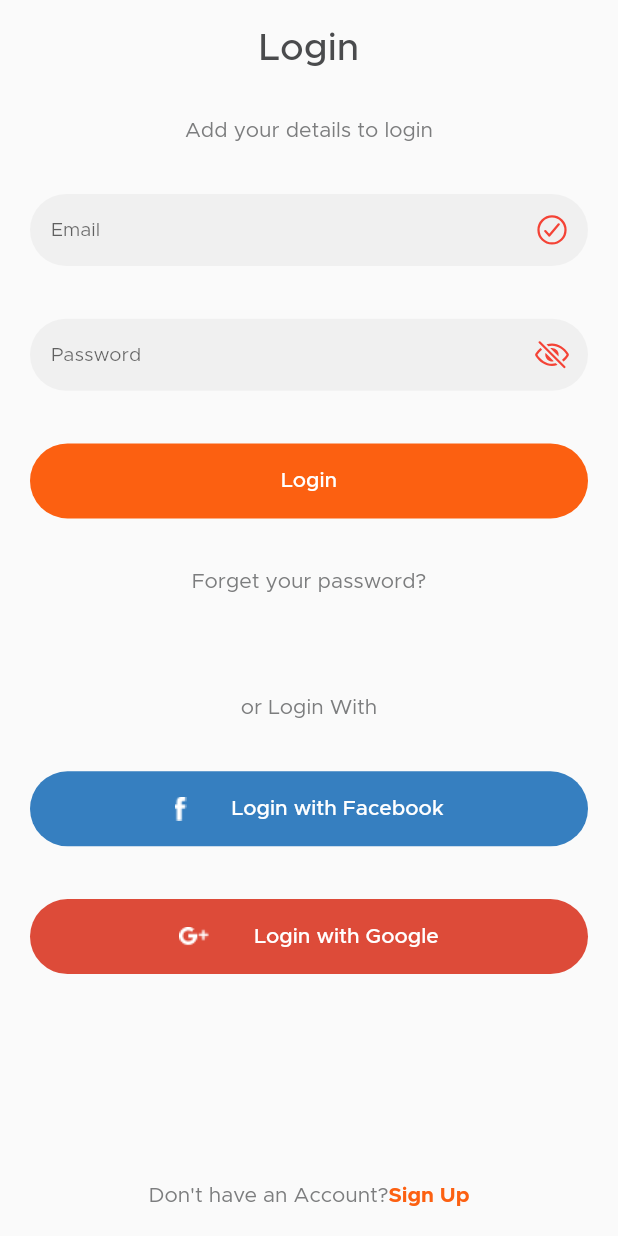
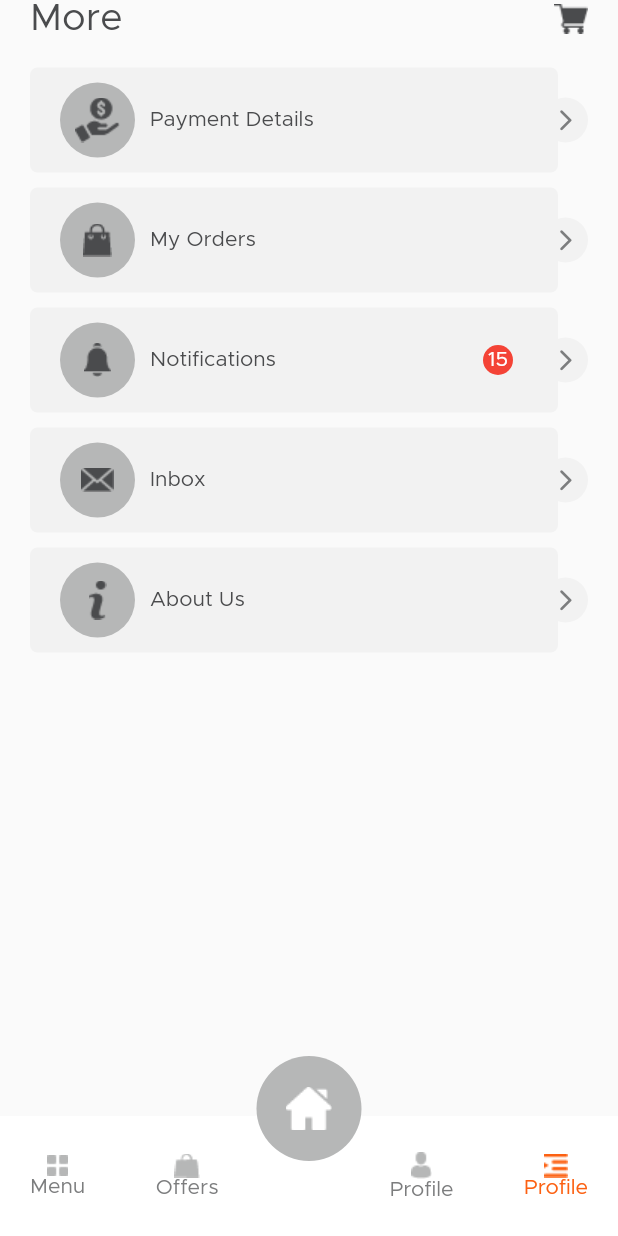
Before and after one commit to KavinduDissanayake/food-ordering-mobile-app, a Flutter app: the screen it shows after launch, on a phone screen of 412 x 824 dp. Run offline on Flutter 3.47's test engine with Material 2 defaults, Android fonts, the phone set to English and light mode, and no system bars; our stand-ins replace adaptive_dialog, flutter_screenutil, get, ionicons, logger.

Commit message:
screens fixes

```diff
--- a/lib/main.dart
+++ b/lib/main.dart
@@ -1,7 +1,7 @@
-
 import 'package:flutter/material.dart';
 import 'package:flutter_screenutil/flutter_screenutil.dart';
 import 'package:foodapp/screens/login/loginScreen.dart';
+import 'package:foodapp/screens/moreScreen.dart';
 import 'package:get/get_navigation/src/root/get_material_app.dart';
 
 import './const/colors.dart';
@@ -19,10 +19,10 @@ class MyApp extends StatelessWidget {
   @override
   Widget build(BuildContext context) {
     GetMaterialApp materialApp = GetMaterialApp(
-      theme:Themes.light,
+      theme: Themes.light,
       debugShowCheckedModeBanner: true,
       title: 'Flutter Demo',
-      home: LoginScreen(),
+      home: MoreScreen(),
       //  home:UserTabScreen(),
     );
 
@@ -35,8 +35,5 @@ class MyApp extends StatelessWidget {
         });
 
     return screenUtilInit;
-
-
-
   }
 }
--- a/lib/screens/changeAddressScreen.dart
+++ b/lib/screens/changeAddressScreen.dart
@@ -2,6 +2,7 @@ import 'package:flutter/material.dart';
 import 'package:foodapp/const/colors.dart';
 import 'package:foodapp/utils/helper.dart';
 import 'package:foodapp/widgets/searchBar.dart';
+import 'package:foodapp/widgets/customNavBar.dart';
 
 class ChangeAddressScreen extends StatelessWidget {
   static const routeName = "/changeAddressScreen";
@@ -162,6 +163,11 @@ class ChangeAddressScreen extends StatelessWidget {
               ],
             ),
           ),
+          Positioned(
+            bottom: 0,
+            left: 0,
+            child: CustomNavBar(),
+          ),
         ],
       ),
     );
--- a/lib/screens/checkoutScreen.dart
+++ b/lib/screens/checkoutScreen.dart
@@ -4,6 +4,7 @@ import 'package:foodapp/screens/changeAddressScreen.dart';
 // import 'package:foodapp/screens/homeScreen.dart';
 import 'package:foodapp/utils/helper.dart';
 import 'package:foodapp/widgets/customTextInput.dart';
+import 'package:foodapp/widgets/customNavBar.dart';
 
 class CheckoutScreen extends StatelessWidget {
   static const routeName = "/checkoutScreen";
@@ -558,6 +559,11 @@ class CheckoutScreen extends StatelessWidget {
               ],
             ),
           ),
+          Positioned(
+            bottom: 0,
+            left: 0,
+            child: CustomNavBar(),
+          ),
         ],
       ),
     );
--- a/lib/screens/dessertScreen.dart
+++ b/lib/screens/dessertScreen.dart
@@ -2,6 +2,7 @@ import 'package:flutter/material.dart';
 import 'package:foodapp/const/colors.dart';
 import 'package:foodapp/utils/helper.dart';
 import 'package:foodapp/widgets/searchBar.dart';
+import 'package:foodapp/widgets/customNavBar.dart';
 
 class DessertScreen extends StatelessWidget {
   static const routeName = '/dessertScreen';
@@ -106,6 +107,11 @@ class DessertScreen extends StatelessWidget {
                 ],
               ),
             ),
+          ),
+          Positioned(
+            bottom: 0,
+            left: 0,
+            child: CustomNavBar(),
           ),
         ],
       ),
--- a/lib/screens/homeScreen.dart
+++ b/lib/screens/homeScreen.dart
@@ -4,6 +4,7 @@ import '../const/colors.dart';
 import '../utils/helper.dart';
 import '../screens/individualItem.dart';
 import '../widgets/searchBar.dart';
+import 'package:foodapp/widgets/customNavBar.dart';
 
 class HomeScreen extends StatelessWidget {
   static const routeName = "/homeScreen";
@@ -278,6 +279,11 @@ class HomeScreen extends StatelessWidget {
                 ],
               ),
             ),
+          ),
+          Positioned(
+            bottom: 0,
+            left: 0,
+            child: CustomNavBar(),
           ),
         ],
       ),
--- /dev/null
+++ b/lib/screens/moreScreen.dart
@@ -0,0 +1,223 @@
+import 'package:flutter/material.dart';
+import 'package:foodapp/const/colors.dart';
+import 'package:foodapp/screens/aboutScreen.dart';
+import 'package:foodapp/screens/inboxScreen.dart';
+import 'package:foodapp/screens/myOrderScreen.dart';
+import 'package:foodapp/screens/notificationScreen.dart';
+import 'package:foodapp/screens/paymentScreen.dart';
+import 'package:foodapp/utils/helper.dart';
+import 'package:foodapp/widgets/customNavBar.dart';
+
+class MoreScreen extends StatelessWidget {
+  static const routeName = "/moreScreen";
+  @override
+  Widget build(BuildContext context) {
+    return Scaffold(
+      body: Stack(
+        children: [
+          SafeArea(
+            child: Container(
+              height: Helper.getScreenHeight(context),
+              width: Helper.getScreenWidth(context),
+              padding: const EdgeInsets.symmetric(horizontal: 20.0),
+              child: SingleChildScrollView(
+                child: Column(children: [
+                  Row(
+                    mainAxisAlignment: MainAxisAlignment.spaceBetween,
+                    children: [
+                      Text(
+                        "More",
+                        style: Helper.getTheme(context).headline5,
+                      ),
+                      Image.asset(
+                        Helper.getAssetName("cart.png", "virtual"),
+                      ),
+                    ],
+                  ),
+                  SizedBox(
+                    height: 20,
+                  ),
+                  MoreCard(
+                    image: Image.asset(
+                      Helper.getAssetName("income.png", "virtual"),
+                    ),
+                    name: "Payment Details",
+                    handler: () {
+                      Navigator.of(context).pushNamed(PaymentScreen.routeName);
+                    },
+                  ),
+                  SizedBox(
+                    height: 10,
+                  ),
+                  MoreCard(
+                    image: Image.asset(
+                      Helper.getAssetName("shopping_bag.png", "virtual"),
+                    ),
+                    name: "My Orders",
+                    handler: () {
+                      Navigator.of(context).pushNamed(MyOrderScreen.routeName);
+                    },
+                  ),
+                  SizedBox(
+                    height: 10,
+                  ),
+                  MoreCard(
+                    image: Image.asset(
+                      Helper.getAssetName("noti.png", "virtual"),
+                    ),
+                    name: "Notifications",
+                    isNoti: true,
+                    handler: () {
+                      Navigator.of(context)
+                          .pushNamed(NotificationScreen.routeName);
+                    },
+                  ),
+                  SizedBox(
+                    height: 10,
+                  ),
+                  MoreCard(
+                    image: Image.asset(
+                      Helper.getAssetName("mail.png", "virtual"),
+                    ),
+                    name: "Inbox",
+                    handler: () {
+                      Navigator.of(context).pushNamed(InboxScreen.routeName);
+                    },
+                  ),
+                  SizedBox(
+                    height: 10,
+                  ),
+                  MoreCard(
+                    image: Image.asset(
+                      Helper.getAssetName("info.png", "virtual"),
+                    ),
+                    name: "About Us",
+                    handler: () {
+                      Navigator.of(context).pushNamed(AboutScreen.routeName);
+                    },
+                  ),
+                  SizedBox(
+                    height: 10,
+                  ),
+                ]),
+              ),
+            ),
+          ),
+          Positioned(
+            bottom: 0,
+            left: 0,
+            child: CustomNavBar(
+              more: true,
+            ),
+          )
+        ],
+      ),
+    );
+  }
+}
+
+class MoreCard extends StatelessWidget {
+  const MoreCard({
+    Key? key,
+    required String name,
+    required Image image,
+    bool isNoti = false,
+    required Function() handler,
+  })  : _name = name,
+        _image = image,
+        _isNoti = isNoti,
+        _handler = handler,
+        super(key: key);
+
+  final String _name;
+  final Image _image;
+  final bool _isNoti;
+  final Function() _handler;
+
+  @override
+  Widget build(BuildContext context) {
+    return GestureDetector(
+      onTap: _handler,
+      child: Container(
+        height: 70,
+        width: double.infinity,
+        child: Stack(
+          children: [
+            Container(
+              height: double.infinity,
+              width: double.infinity,
+              margin: const EdgeInsets.only(
+                right: 20,
+              ),
+              padding: const EdgeInsets.symmetric(horizontal: 20.0),
+              decoration: ShapeDecoration(
+                shape: RoundedRectangleBorder(
+                  borderRadius: BorderRadius.circular(5),
+                ),
+                color: AppColor.placeholderBg,
+              ),
+              child: Row(
+                children: [
+                  Container(
+                      width: 50,
+                      height: 50,
+                      decoration: ShapeDecoration(
+                        shape: CircleBorder(),
+                        color: AppColor.placeholder,
+                      ),
+                      child: _image),
+                  SizedBox(
+                    width: 10,
+                  ),
+                  Text(
+                    _name,
+                    style: TextStyle(
+                      color: AppColor.primary,
+                    ),
+                  ),
+                ],
+              ),
+            ),
+            Align(
+              alignment: Alignment.centerRight,
+              child: Container(
+                height: 30,
+                width: 30,
+                decoration: ShapeDecoration(
+                  shape: CircleBorder(),
+                  color: AppColor.placeholderBg,
+                ),
+                child: Icon(
+                  Icons.arrow_forward_ios_rounded,
+                  color: AppColor.secondary,
+                  size: 17,
+                ),
+              ),
+            ),
+            if (_isNoti)
+              Align(
+                alignment: Alignment.centerRight,
+                child: Container(
+                  height: 20,
+                  width: 20,
+                  margin: const EdgeInsets.only(
+                    right: 50,
+                  ),
+                  decoration: ShapeDecoration(
+                    shape: CircleBorder(),
+                    color: Colors.red,
+                  ),
+                  child: Center(
+                    child: Text(
+                      "15",
+                      style: TextStyle(color: Colors.white),
+                    ),
+                  ),
+                ),
+              )
+          ],
+        ),
+      ),
+    );
+  }
+}
--- a/lib/screens/myOrderScreen.dart
+++ b/lib/screens/myOrderScreen.dart
@@ -2,6 +2,7 @@ import 'package:flutter/material.dart';
 import 'package:foodapp/const/colors.dart';
 import 'package:foodapp/screens/checkoutScreen.dart';
 import 'package:foodapp/utils/helper.dart';
+import 'package:foodapp/widgets/customNavBar.dart';
 
 class MyOrderScreen extends StatelessWidget {
   static const routeName = "/myOrderScreen";
@@ -283,6 +284,11 @@ class MyOrderScreen extends StatelessWidget {
               ],
             ),
           ),
+          Positioned(
+            bottom: 0,
+            left: 0,
+            child: CustomNavBar(),
+          ),
         ],
       ),
     );
--- a/lib/screens/paymentScreen.dart
+++ b/lib/screens/paymentScreen.dart
@@ -2,6 +2,7 @@ import 'package:flutter/material.dart';
 import 'package:foodapp/const/colors.dart';
 import 'package:foodapp/utils/helper.dart';
 import 'package:foodapp/widgets/customTextInput.dart';
+import 'package:foodapp/widgets/customNavBar.dart';
 
 class PaymentScreen extends StatelessWidget {
   static const routeName = "/paymentScreen";
@@ -336,6 +337,11 @@ class PaymentScreen extends StatelessWidget {
               ],
             ),
           ),
+          Positioned(
+            bottom: 0,
+            left: 0,
+            child: CustomNavBar(),
+          ),
         ],
       ),
     );
--- a/lib/screens/profileScreen.dart
+++ b/lib/screens/profileScreen.dart
@@ -1,6 +1,7 @@
 import 'package:flutter/material.dart';
 import 'package:foodapp/const/colors.dart';
 import 'package:foodapp/utils/helper.dart';
+import 'package:foodapp/widgets/customNavBar.dart';
 
 class ProfileScreen extends StatelessWidget {
   static const routeName = "/profileScreen";
@@ -152,6 +153,11 @@ class ProfileScreen extends StatelessWidget {
               ),
             ),
           ),
+          Positioned(
+            bottom: 0,
+            left: 0,
+            child: CustomNavBar(),
+          ),
         ],
       ),
     );
--- /dev/null
+++ b/lib/widgets/customNavBar.dart
@@ -0,0 +1,230 @@
+// import 'package:clip_shadow/clip_shadow.dart';
+import 'package:flutter/material.dart';
+
+import '../const/colors.dart';
+import '../screens/homeScreen.dart';
+import '../screens/menuScreen.dart';
+import '../screens/moreScreen.dart';
+import '../screens/offerScreen.dart';
+import '../screens/profileScreen.dart';
+import '../utils/helper.dart';
+
+class CustomNavBar extends StatelessWidget {
+  final bool home;
+  final bool menu;
+  final bool offer;
+  final bool profile;
+  final bool more;
+
+  const CustomNavBar(
+      {Key? key,
+      this.home = false,
+      this.menu = false,
+      this.offer = false,
+      this.profile = false,
+      this.more = false})
+      : super(key: key);
+
+  @override
+  Widget build(BuildContext context) {
+    return SizedBox(
+      height: 120,
+      width: Helper.getScreenWidth(context),
+      child: Stack(
+        children: [
+          Align(
+            alignment: Alignment.bottomCenter,
+            child:
+                // ClipShadow(
+                //   boxShadow: [
+                //     BoxShadow(
+                //       color: AppColor.placeholder,
+                //       offset: Offset(
+                //         0,
+                //         -5,
+                //       ),
+                //       blurRadius: 10,
+                //     ),
+                //   ],
+                //   clipper: CustomNavBarClipper(),
+                //   child:
+                Container(
+              height: 80,
+              width: Helper.getScreenWidth(context),
+              padding: const EdgeInsets.symmetric(horizontal: 20),
+              color: Colors.white,
+              child: Row(
+                mainAxisAlignment: MainAxisAlignment.spaceBetween,
+                children: [
+                  GestureDetector(
+                    onTap: () {
+                      if (!menu) {
+                        Navigator.of(context)
+                            .pushReplacementNamed(MenuScreen.routeName);
+                      }
+                    },
+                    child: Column(
+                      mainAxisAlignment: MainAxisAlignment.center,
+                      children: [
+                        menu
+                            ? Image.asset(
+                                Helper.getAssetName(
+                                    "more_filled.png", "virtual"),
+                              )
+                            : Image.asset(
+                                Helper.getAssetName("more.png", "virtual"),
+                              ),
+                        menu
+                            ? Text("Menu",
+                                style: TextStyle(color: AppColor.orange))
+                            : Text("Menu"),
+                      ],
+                    ),
+                  ),
+                  GestureDetector(
+                    onTap: () {
+                      if (!offer) {
+                        Navigator.of(context)
+                            .pushReplacementNamed(OfferScreen.routeName);
+                      }
+                    },
+                    child: Column(
+                      mainAxisAlignment: MainAxisAlignment.center,
+                      children: [
+                        offer
+                            ? Image.asset(
+                                Helper.getAssetName(
+                                    "bag_filled.png", "virtual"),
+                              )
+                            : Image.asset(
+                                Helper.getAssetName("bag.png", "virtual"),
+                              ),
+                        offer
+                            ? Text("Offers",
+                                style: TextStyle(color: AppColor.orange))
+                            : Text("Offers"),
+                      ],
+                    ),
+                  ),
+                  SizedBox(
+                    width: 20,
+                  ),
+                  GestureDetector(
+                    onTap: () {
+                      if (!profile) {
+                        Navigator.of(context)
+                            .pushReplacementNamed(ProfileScreen.routeName);
+                      }
+                    },
+                    child: Column(
+                      mainAxisAlignment: MainAxisAlignment.center,
+                      children: [
+                        profile
+                            ? Image.asset(
+                                Helper.getAssetName(
+                                    "user_filled.png", "virtual"),
+                              )
+                            : Image.asset(
+                                Helper.getAssetName("user.png", "virtual"),
+                              ),
+                        profile
+                            ? Text("Profile",
+                                style: TextStyle(color: AppColor.orange))
+                            : Text("Profile"),
+                      ],
+                    ),
+                  ),
+                  GestureDetector(
+                    onTap: () {
+                      if (!more) {
+                        Navigator.of(context)
+                            .pushReplacementNamed(MoreScreen.routeName);
+                      }
+                    },
+                    child: Column(
+                      mainAxisAlignment: MainAxisAlignment.center,
+                      children: [
+                        more
+                            ? Image.asset(
+                                Helper.getAssetName(
+                                    "menu_filled.png", "virtual"),
+                              )
+                            : Image.asset(
+                                Helper.getAssetName("menu.png", "virtual"),
+                              ),
+                        more
+                            ? Text("Profile",
+                                style: TextStyle(color: AppColor.orange))
+                            : Text("More"),
+                      ],
+                    ),
+                  ),
+                ],
+              ),
+            ),
+          ),
+          // ),
+          Align(
+            alignment: Alignment.topCenter,
+            child: SizedBox(
+              height: 70,
+              width: 70,
+              child: FloatingActionButton(
+                elevation: 0,
+                backgroundColor: home ? AppColor.orange : AppColor.placeholder,
+                onPressed: () {
+                  if (!home) {
+                    Navigator.of(context)
+                        .pushReplacementNamed(HomeScreen.routeName);
+                  }
+                },
+                child: Image.asset(
+                    Helper.getAssetName("home_white.png", "virtual")),
+              ),
+            ),
+          )
+        ],
+      ),
+    );
+  }
+}
+
+class CustomNavBarClipper extends CustomClipper<Path> {
+  @override
+  Path getClip(Size size) {
+    Path path = Path();
+    path.moveTo(0, 0);
+    path.lineTo(size.width * 0.3, 0);
+    path.quadraticBezierTo(
+      size.width * 0.375,
+      0,
+      size.width * 0.375,
+      size.height * 0.1,
+    );
+    path.cubicTo(
+      size.width * 0.4,
+      size.height * 0.9,
+      size.width * 0.6,
+      size.height * 0.9,
+      size.width * 0.625,
+      size.height * 0.1,
+    );
+    path.quadraticBezierTo(
+      size.width * 0.625,
+      0,
+      size.width * 0.7,
+      0.1,
+    );
+    path.lineTo(size.width, 0);
+    path.lineTo(size.width, size.height);
+    path.lineTo(0, size.height);
+    path.lineTo(0, 0);
+    path.close();
+    return path;
+  }
+
+  @override
+  bool shouldReclip(covariant CustomClipper<Path> oldClipper) {
+    return true;
+  }
+}
--- a/pubspec.yaml
+++ b/pubspec.yaml
@@ -16,7 +16,7 @@ dependencies:
 
 
 
-  clip_shadow: ^0.2.1
+  # clip_shadow: ^0.2.1
 
   # The following adds the Cupertino Icons font to your application.
   # Use with the CupertinoIcons class for iOS style icons.
```
Also changed, not shown: lib/screens/aboutScreen.dart (+15 -7 lines), lib/screens/inboxScreen.dart (+8 -0 lines), lib/screens/individualItem.dart (+20 -12 lines), lib/screens/menuScreen.dart (+8 -0 lines), lib/screens/notificationScreen.dart (+7 -0 lines), lib/screens/offerScreen.dart (+8 -0 lines), pubspec.lock, 6 other files.
